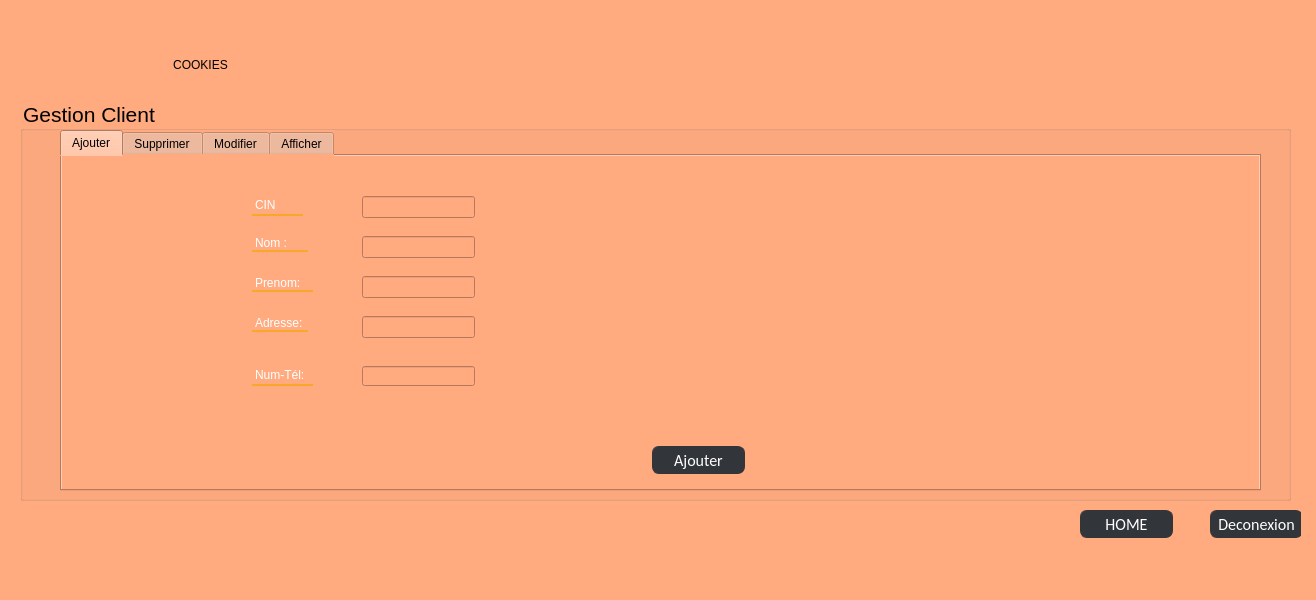
Before: the Qt Designer form gestion_des_clients.ui in hanenjabnoun-Esprit-2019/Smart_Pastry_Shop_2A25, drawn with Qt 5.
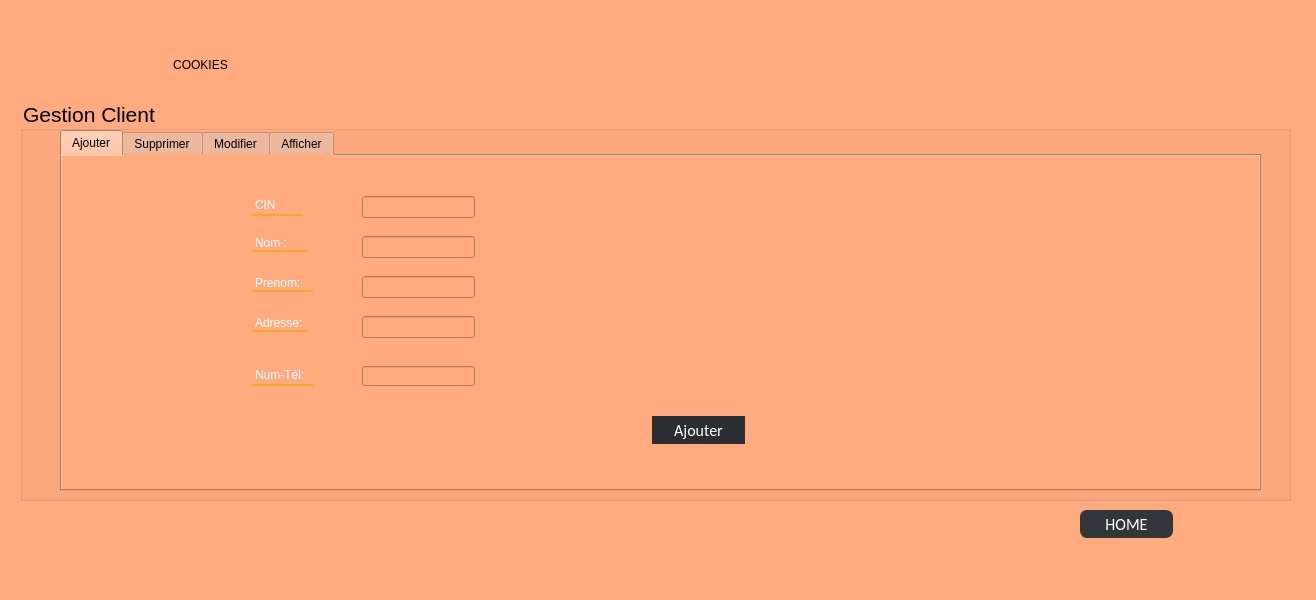
After: the same form once the commit is applied. The open tabs and pages were chosen to show the change. Icons and pictures are not drawn.

What changed in the file:
```diff
--- a/gestion_des_clients.ui
+++ b/gestion_des_clients.ui
@@ -246,47 +246,6 @@
      </widget>
     </widget>
     <widget class="QWidget" name="page_2">
-     <widget class="QPushButton" name="pushButton_6">
-      <property name="geometry">
-       <rect>
-        <x>1220</x>
-        <y>510</y>
-        <width>93</width>
-        <height>28</height>
-       </rect>
-      </property>
-      <property name="styleSheet">
-       <string notr="true">QPushButton
-{
-	background-color:rgb(50, 53, 57);
-	border-style:solid;
-	border-radius:7px;
-	border-width:1px;
-border-color: rgb(50, 53, 57);
-	color:#ffffff;
-	font-size:16px;
-font-family:Calibri;
-}
-
-QPushButton:hover
-{
-	background-color: #00000000;
-	border-color:red;
-	/*color:rgb(30, 227, 0);*/
-}
-
-QPushButton:focus
-{
-	background-color:  red;
-	border-color: red;
-	color:rgb(255, 255, 255);
-}
-</string>
-      </property>
-      <property name="text">
-       <string>Deconexion</string>
-      </property>
-     </widget>
      <widget class="QGroupBox" name="groupBox">
       <property name="geometry">
        <rect>
@@ -472,7 +431,7 @@
          <property name="geometry">
           <rect>
            <x>590</x>
-           <y>290</y>
+           <y>260</y>
            <width>93</width>
            <height>28</height>
           </rect>
@@ -480,16 +439,15 @@
          <property name="styleSheet">
           <string notr="true">QPushButton
 {
-	background-color:rgb(50, 53, 57);
-	border-style:solid;
-	border-radius:7px;
-	border-width:1px;
-border-color: rgb(50, 53, 57);
+	background-color: rgb(42, 46, 50);
+   border-radius:0px;
 	color:#ffffff;
 	font-size:16px;
 font-family:Calibri;
+
+qproperty-iconSize:35px;
+
 }
-
 QPushButton:hover
 {
 	background-color: #00000000;
@@ -504,6 +462,7 @@
 	color:rgb(255, 255, 255);
 }
 
+
 </string>
          </property>
          <property name="text">
```
Left out of the diff: 138 changed lines with no effect on the pictures.
